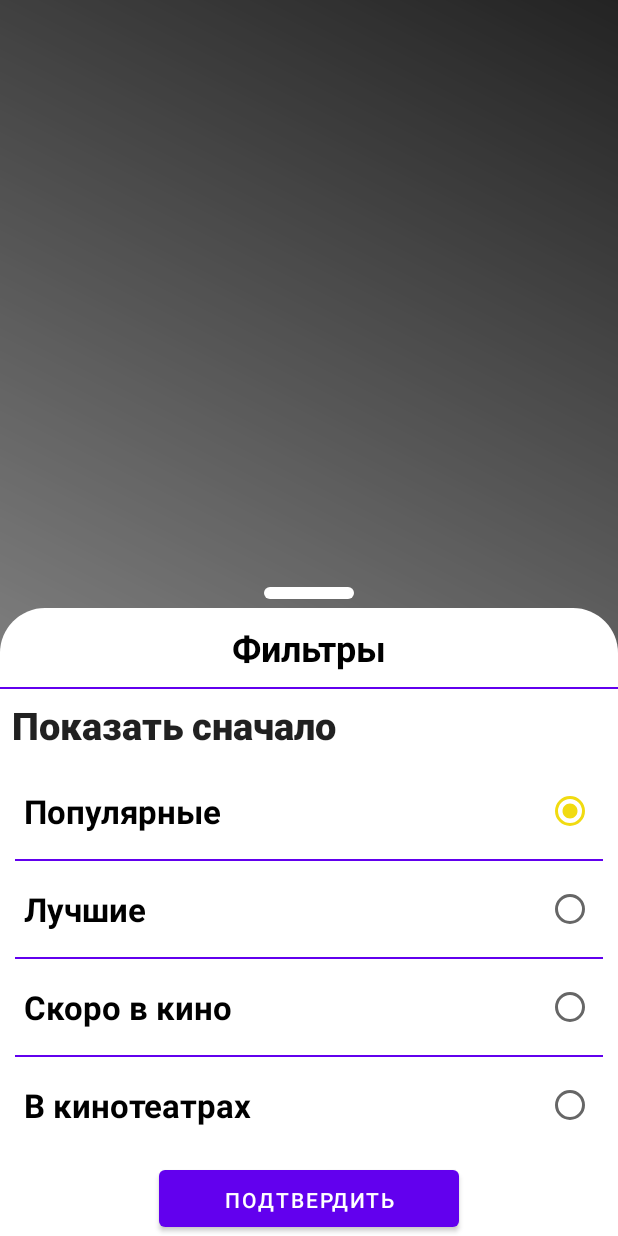
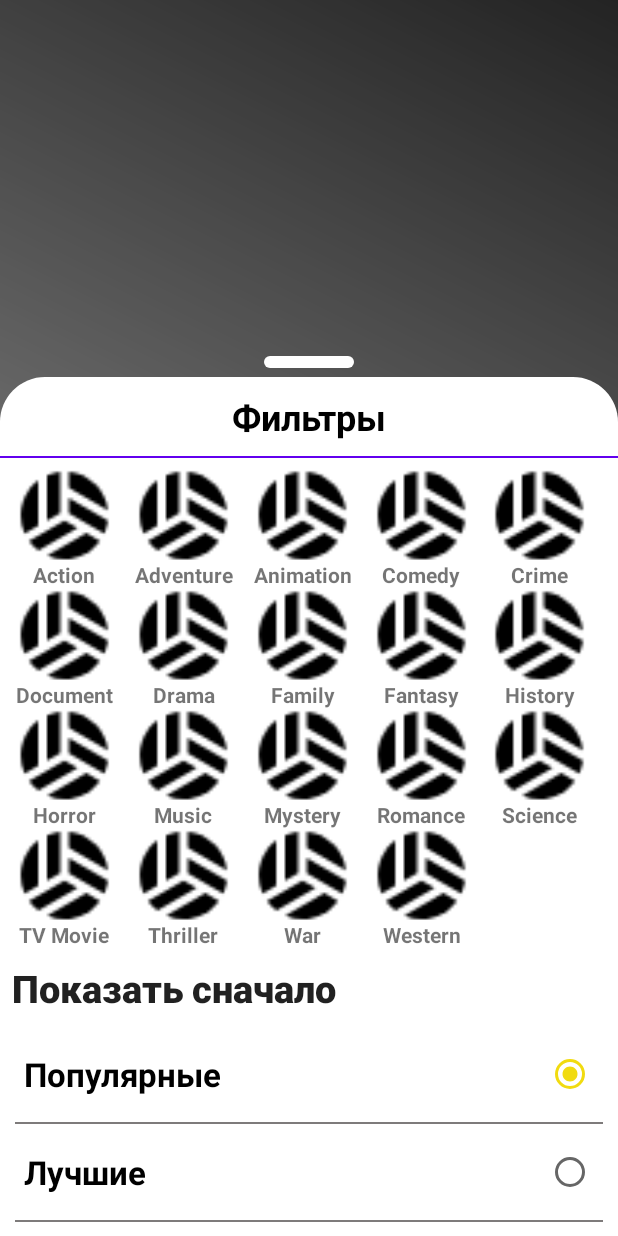
Before and after one commit to KrokodilGenadiy/MovieFrumy, an Android app: the screen it shows after launch (MainActivity), after a tap on "Фильтр", on a phone screen of 412 x 824 dp. Run offline under Robolectric (Android 15) with nearby library versions, the phone set to English and light mode, and no system bars; our stand-ins replace Dagger/Hilt's generated code, Room's generated code, Shimmer; pictures from the network do not load; 1 statement that could not run was skipped.

Commit message:
added genre list recyclerview in the bottom sheet

```diff
--- a/app/src/main/java/com/zaus_app/moviefrumy/data/GenreList.kt
+++ b/app/src/main/java/com/zaus_app/moviefrumy/data/GenreList.kt
@@ -1,6 +1,53 @@
 package com.zaus_app.moviefrumy.data
 
+import com.zaus_app.moviefrumy.R
+import com.zaus_app.moviefrumy.data.entity.Genre
+
 object GenreList {
+    /*
+MOVIE
+Action          28
+Adventure       12
+Animation       16
+Comedy          35
+Crime           80
+Documentary     99
+Drama           18
+Family          10751
+Fantasy         14
+History         36
+Horror          27
+Music           10402
+Mystery         9648
+Romance         10749
+Science Fiction 878
+TV Movie        10770
+Thriller        53
+War             10752
+Western         37
+ */
+    val genrelist = listOf(
+        Genre( 28 , "Action", R.drawable.ic_ball),
+        Genre( 12 , "Adventure", R.drawable.ic_ball),
+        Genre( 16 , "Animation", R.drawable.ic_ball),
+        Genre( 35 , "Comedy", R.drawable.ic_ball),
+        Genre( 80 , "Crime", R.drawable.ic_ball),
+        Genre( 99 , "Documentary", R.drawable.ic_ball),
+        Genre( 18 , "Drama", R.drawable.ic_ball),
+        Genre( 10751 , "Family", R.drawable.ic_ball),
+        Genre( 14 , "Fantasy", R.drawable.ic_ball),
+        Genre( 36 , "History", R.drawable.ic_ball),
+        Genre( 27 , "Horror", R.drawable.ic_ball),
+        Genre( 10402 , "Music", R.drawable.ic_ball),
+        Genre( 9648 , "Mystery", R.drawable.ic_ball),
+        Genre( 10749 , "Romance", R.drawable.ic_ball),
+        Genre( 878 , "Science Fiction", R.drawable.ic_ball),
+        Genre( 10770 , "TV Movie", R.drawable.ic_ball),
+        Genre( 53 , "Thriller", R.drawable.ic_ball),
+        Genre( 10752 , "War", R.drawable.ic_ball),
+        Genre( 37 , "Western", R.drawable.ic_ball)
+    )
+    //just trying hashmap for learning purposes
     val genres: HashMap<Int, String> = hashMapOf(
         28 to "Action",
         12 to "Adventure",
@@ -22,26 +69,4 @@ object GenreList {
         10752 to "War",
         37 to "Western",
     )
-/*
-MOVIE
-Action          28
-Adventure       12
-Animation       16
-Comedy          35
-Crime           80
-Documentary     99
-Drama           18
-Family          10751
-Fantasy         14
-History         36
-Horror          27
-Music           10402
-Mystery         9648
-Romance         10749
-Science Fiction 878
-TV Movie        10770
-Thriller        53
-War             10752
-Western         37
- */
 }
--- /dev/null
+++ b/app/src/main/java/com/zaus_app/moviefrumy/data/entity/Genre.kt
@@ -0,0 +1,3 @@
+package com.zaus_app.moviefrumy.data.entity
+
+data class Genre(val id: Int, val name: String, val image: Int)
--- a/app/src/main/java/com/zaus_app/moviefrumy/view/fragments/BottomSheetFragment.kt
+++ b/app/src/main/java/com/zaus_app/moviefrumy/view/fragments/BottomSheetFragment.kt
@@ -6,17 +6,23 @@ import android.view.View
 import android.view.ViewGroup
 import android.widget.AdapterView
 import android.widget.ArrayAdapter
+import android.widget.Toast
 import androidx.lifecycle.Observer
 import androidx.lifecycle.ViewModelProvider
+import androidx.recyclerview.widget.LinearLayoutManager
 import com.google.android.material.bottomsheet.BottomSheetDialogFragment
 import com.zaus_app.moviefrumy.R
+import com.zaus_app.moviefrumy.data.GenreList
+import com.zaus_app.moviefrumy.data.entity.Genre
 import com.zaus_app.moviefrumy.databinding.FragmentHomeBinding
 import com.zaus_app.moviefrumy.databinding.SheetContentBinding
+import com.zaus_app.moviefrumy.view.rv_adapters.GenreAdapter
 import com.zaus_app.moviefrumy.viewmodel.BottomSheetFragmentViewModel
 import com.zaus_app.moviefrumy.viewmodel.SettingsFragmentViewModel
 
 class BottomSheetFragment(homeFragment: HomeFragment) : BottomSheetDialogFragment() {
     private val homeFragment = homeFragment
+    private lateinit var genreAdapter: GenreAdapter
     private val viewModel by lazy {
         ViewModelProvider.NewInstanceFactory().create(BottomSheetFragmentViewModel::class.java)
     }
@@ -33,7 +39,18 @@ class BottomSheetFragment(homeFragment: HomeFragment) : BottomSheetDialogFragmen
 
     override fun onViewCreated(view: View, savedInstanceState: Bundle?) {
         super.onViewCreated(view, savedInstanceState)
-        //Слушаем, какой у нас сейчас выбран вариант в настройках
+
+        binding.genresList.apply {
+            genreAdapter = GenreAdapter(object : GenreAdapter.OnItemClickListener{
+                override fun click(genre: Genre) {
+                  Toast.makeText(requireContext(),"Clicked!",Toast.LENGTH_SHORT).show()
+                }
+            })
+            //Присваиваем адаптер
+            adapter = genreAdapter
+        }
+        //Кладем нашу БД в RV
+        genreAdapter.items = GenreList.genrelist
         //Слушаем, какой у нас сейчас выбран вариант в настройках
         viewModel.categoryPropertyLifeData.observe(viewLifecycleOwner, Observer<String> {
             when(it) {
--- a/app/src/main/java/com/zaus_app/moviefrumy/view/fragments/FavoritesFragment.kt
+++ b/app/src/main/java/com/zaus_app/moviefrumy/view/fragments/FavoritesFragment.kt
@@ -13,8 +13,8 @@ import com.zaus_app.moviefrumy.data.entity.Film
 import com.zaus_app.moviefrumy.utils.AnimationHelper
 import com.zaus_app.moviefrumy.view.MainActivity
 import com.zaus_app.moviefrumy.view.rv_adapters.FavoritesAdapter
-import com.zaus_app.moviefrumy.view.rv_adapters.FilmDiff
-import com.zaus_app.moviefrumy.view.rv_adapters.ItemDecorator
+import com.zaus_app.moviefrumy.view.rv_adapters.diffutils.FilmDiff
+import com.zaus_app.moviefrumy.view.rv_adapters.itemdecorators.ItemDecorator
 import com.zaus_app.moviefrumy.viewmodel.FavoriteFragmentViewModel
 
 
--- a/app/src/main/java/com/zaus_app/moviefrumy/view/fragments/HomeFragment.kt
+++ b/app/src/main/java/com/zaus_app/moviefrumy/view/fragments/HomeFragment.kt
@@ -17,8 +17,8 @@ import com.zaus_app.moviefrumy.data.entity.Film
 import com.zaus_app.moviefrumy.utils.AnimationHelper
 import com.zaus_app.moviefrumy.view.MainActivity
 import com.zaus_app.moviefrumy.view.rv_adapters.FilmAdapter
-import com.zaus_app.moviefrumy.view.rv_adapters.FilmDiff
-import com.zaus_app.moviefrumy.view.rv_adapters.ItemDecorator
+import com.zaus_app.moviefrumy.view.rv_adapters.diffutils.FilmDiff
+import com.zaus_app.moviefrumy.view.rv_adapters.itemdecorators.ItemDecorator
 import com.zaus_app.moviefrumy.viewmodel.HomeFragmentViewModel
 import java.util.*
 
--- a/app/src/main/java/com/zaus_app/moviefrumy/view/rv_adapters/FavoritesAdapter.kt
+++ b/app/src/main/java/com/zaus_app/moviefrumy/view/rv_adapters/FavoritesAdapter.kt
@@ -8,8 +8,7 @@ import com.zaus_app.moviefrumy.databinding.FilmItemBinding
 import com.zaus_app.moviefrumy.data.entity.Film
 
 
-class FavoritesAdapter(private val clickListener: OnItemClickListener) :
-    RecyclerView.Adapter<RecyclerView.ViewHolder>() {
+class FavoritesAdapter(private val clickListener: OnItemClickListener) : RecyclerView.Adapter<RecyclerView.ViewHolder>() {
     //Здесь у нас хранится список элементов для RV
     private var favorites = mutableListOf<Film>()
 
--- a/app/src/main/java/com/zaus_app/moviefrumy/view/rv_adapters/FilmAdapter.kt
+++ b/app/src/main/java/com/zaus_app/moviefrumy/view/rv_adapters/FilmAdapter.kt
@@ -7,8 +7,7 @@ import com.zaus_app.moviefrumy.view.rv_viewholders.FilmViewHolder
 import com.zaus_app.moviefrumy.databinding.FilmItemBinding
 import com.zaus_app.moviefrumy.data.entity.Film
 
-class FilmAdapter(private val clickListener: OnItemClickListener) :
-    RecyclerView.Adapter<RecyclerView.ViewHolder>() {
+class FilmAdapter(private val clickListener: OnItemClickListener) : RecyclerView.Adapter<RecyclerView.ViewHolder>() {
     //Здесь у нас хранится список элементов для RV
     private var items = mutableListOf<Film>()
 
--- /dev/null
+++ b/app/src/main/java/com/zaus_app/moviefrumy/view/rv_adapters/GenreAdapter.kt
@@ -0,0 +1,37 @@
+package com.zaus_app.moviefrumy.view.rv_adapters
+
+import android.view.LayoutInflater
+import android.view.ViewGroup
+import androidx.recyclerview.widget.RecyclerView
+import com.zaus_app.moviefrumy.data.GenreList
+import com.zaus_app.moviefrumy.data.entity.Film
+import com.zaus_app.moviefrumy.data.entity.Genre
+import com.zaus_app.moviefrumy.databinding.GenreItemBinding
+import com.zaus_app.moviefrumy.view.rv_viewholders.FilmViewHolder
+import com.zaus_app.moviefrumy.view.rv_viewholders.GenreViewHolder
+
+class GenreAdapter(private val clickListener: GenreAdapter.OnItemClickListener) : RecyclerView.Adapter<RecyclerView.ViewHolder>() {
+    var items = GenreList.genrelist
+
+    override fun onCreateViewHolder(parent: ViewGroup, viewType: Int): RecyclerView.ViewHolder {
+        val binding = GenreItemBinding.inflate(LayoutInflater.from(parent.context), parent, false)
+        return GenreViewHolder(binding)
+    }
+
+    override fun onBindViewHolder(holder: RecyclerView.ViewHolder, position: Int) {
+        when (holder) {
+            is GenreViewHolder -> {
+                holder.bind(items[position])
+                holder.itemView.setOnClickListener {
+                    clickListener.click(items[position])
+                }
+            }
+        }
+    }
+
+    override fun getItemCount() = items.size
+
+    interface OnItemClickListener {
+        fun click(genre: Genre)
+    }
+}
--- a/app/src/main/java/com/zaus_app/moviefrumy/view/rv_adapters/FilmDiff.kt
+++ b/app/src/main/java/com/zaus_app/moviefrumy/view/rv_adapters/diffutils/FilmDiff.kt
@@ -1,4 +1,4 @@
-package com.zaus_app.moviefrumy.view.rv_adapters
+package com.zaus_app.moviefrumy.view.rv_adapters.diffutils
 
 import androidx.recyclerview.widget.DiffUtil
 import com.zaus_app.moviefrumy.data.entity.Film
--- a/app/src/main/java/com/zaus_app/moviefrumy/view/rv_adapters/ItemDecorator.kt
+++ b/app/src/main/java/com/zaus_app/moviefrumy/view/rv_adapters/itemdecorators/ItemDecorator.kt
@@ -1,4 +1,4 @@
-package com.zaus_app.moviefrumy.view.rv_adapters
+package com.zaus_app.moviefrumy.view.rv_adapters.itemdecorators
 
 import android.content.res.Resources
 import android.graphics.Rect
--- /dev/null
+++ b/app/src/main/java/com/zaus_app/moviefrumy/view/rv_viewholders/GenreViewHolder.kt
@@ -0,0 +1,27 @@
+package com.zaus_app.moviefrumy.view.rv_viewholders
+
+import androidx.recyclerview.widget.RecyclerView
+import com.bumptech.glide.Glide
+import com.zaus_app.moviefrumy.data.entity.Genre
+import com.zaus_app.moviefrumy.databinding.GenreItemBinding
+
+
+class GenreViewHolder(binding: GenreItemBinding) : RecyclerView.ViewHolder(binding.root) {
+
+    private val title = binding.genreName
+    private val poster = binding.genreImage
+
+    //В этом методе кладем данные из film в наши view
+    fun bind(genre: Genre) {
+        //Устанавливаем заголовок
+        title.text = genre.name
+        //Указываем контейнер, в которм будет "жить" наша картинка
+        Glide.with(itemView)
+            //Загружаем сам ресурс
+            .load(genre.image)
+            //Центруем изображение
+            .centerCrop()
+            //Указываем ImageView, куда будем загружать изображение
+            .into(poster)
+    }
+}
--- /dev/null
+++ b/app/src/main/res/drawable/ic_ball.xml
@@ -0,0 +1,10 @@
+<vector android:height="24dp" android:tint="#000000"
+    android:viewportHeight="24" android:viewportWidth="24"
+    android:width="24dp" xmlns:android="http://schemas.android.com/apk/res/android">
+    <path android:fillColor="@android:color/white" android:pathData="M6,4.01C3.58,5.84 2,8.73 2,12c0,1.46 0.32,2.85 0.89,4.11L6,14.31V4.01z"/>
+    <path android:fillColor="@android:color/white" android:pathData="M11,11.42V2.05C9.94,2.16 8.93,2.43 8,2.84v10.32L11,11.42z"/>
+    <path android:fillColor="@android:color/white" android:pathData="M12,13.15l-8.11,4.68c0.61,0.84 1.34,1.59 2.18,2.2L15,14.89L12,13.15z"/>
+    <path android:fillColor="@android:color/white" android:pathData="M13,7.96v3.46l8.11,4.68c0.42,-0.93 0.7,-1.93 0.82,-2.98L13,7.96z"/>
+    <path android:fillColor="@android:color/white" android:pathData="M8.07,21.2C9.28,21.71 10.6,22 12,22c3.34,0 6.29,-1.65 8.11,-4.16L17,16.04L8.07,21.2z"/>
+    <path android:fillColor="@android:color/white" android:pathData="M21.92,10.81c-0.55,-4.63 -4.26,-8.3 -8.92,-8.76v3.6L21.92,10.81z"/>
+</vector>
--- a/app/src/main/res/layout/genre_item.xml
+++ b/app/src/main/res/layout/genre_item.xml
@@ -1,27 +1,28 @@
 <?xml version="1.0" encoding="utf-8"?>
 <androidx.constraintlayout.widget.ConstraintLayout xmlns:android="http://schemas.android.com/apk/res/android"
     xmlns:app="http://schemas.android.com/apk/res-auto"
-    android:layout_width="100dp"
-    android:layout_height="65dp">
+    android:layout_width="70dp"
+    android:layout_height="80dp">
 
     <ImageView
-        android:id="@+id/imageView"
+        android:id="@+id/genre_image"
         android:layout_width="match_parent"
-        android:layout_height="40dp"
+        android:layout_height="60dp"
         android:src="@drawable/no_poster"
+        android:scaleType="centerCrop"
         app:layout_constraintEnd_toEndOf="parent"
         app:layout_constraintStart_toStartOf="parent"
         app:layout_constraintTop_toTopOf="parent" />
 
     <TextView
+        android:id="@+id/genre_name"
         android:layout_width="match_parent"
         android:layout_height="20dp"
-
         android:text="Action"
         android:textAlignment="center"
         android:textStyle="bold"
         app:layout_constraintEnd_toEndOf="parent"
         app:layout_constraintStart_toStartOf="parent"
-        app:layout_constraintTop_toBottomOf="@+id/imageView" />
+        app:layout_constraintTop_toBottomOf="@+id/genre_image" />
 
 </androidx.constraintlayout.widget.ConstraintLayout>
--- a/app/src/main/res/layout/sheet_content.xml
+++ b/app/src/main/res/layout/sheet_content.xml
@@ -52,12 +52,23 @@
             android:background="@color/colorPrimary"
             app:layout_constraintEnd_toEndOf="parent"/>
 
+        <androidx.recyclerview.widget.RecyclerView
+            android:id="@+id/genres_list"
+            android:layout_width="match_parent"
+            android:layout_height="wrap_content"
+            app:layout_constraintTop_toBottomOf="@id/divider"
+            app:layout_constraintStart_toStartOf="parent"
+            app:layout_constraintEnd_toEndOf="parent"
+            android:layout_margin="8dp"
+            app:spanCount="5"
+            app:layoutManager="androidx.recyclerview.widget.GridLayoutManager" />
+
         <RadioGroup
             android:id="@+id/radio_group"
             android:layout_width="match_parent"
             android:layout_height="wrap_content"
             android:orientation="vertical"
-            app:layout_constraintTop_toTopOf="@id/divider"
+            app:layout_constraintTop_toBottomOf="@id/genres_list"
             app:layout_constraintStart_toStartOf="parent"
             app:layout_constraintEnd_toEndOf="parent">
             <TextView
@@ -86,7 +97,7 @@
                 android:layout_marginStart="10dp"
                 android:layout_marginEnd="10dp"
                 android:layout_height="1dp"
-                android:background="@color/colorPrimary"
+                android:background="@color/grey"
                 android:orientation="horizontal" />
             <RadioButton
                 android:id="@+id/radio_top_rated"
@@ -105,7 +116,7 @@
                 android:layout_height="1dp"
                 android:orientation="horizontal"
                 android:layout_marginStart="10dp"
-                android:background="@color/colorPrimary"
+                android:background="@color/grey"
                 android:layout_marginEnd="10dp" />
             <RadioButton
                 android:id="@+id/radio_upcoming"
@@ -124,7 +135,7 @@
                 android:layout_height="1dp"
                 android:orientation="horizontal"
                 android:layout_marginStart="10dp"
-                android:background="@color/colorPrimary"
+                android:background="@color/grey"
                 android:layout_marginEnd="10dp" />
             <RadioButton
                 android:id="@+id/radio_now_playing"
--- a/app/src/main/res/values/colors.xml
+++ b/app/src/main/res/values/colors.xml
@@ -7,6 +7,7 @@
     <color name="teal_700">#FF018786</color>
     <color name="black">#FF000000</color>
     <color name="white">#FFFFFFFF</color>
+    <color name="grey">#7E7B7B</color>
     <color name="colorPrimary">#6200EE</color>
     <color name="colorPrimaryDark">#039BE5</color>
     <color name="colorAccent">#F1DB10</color>
```
